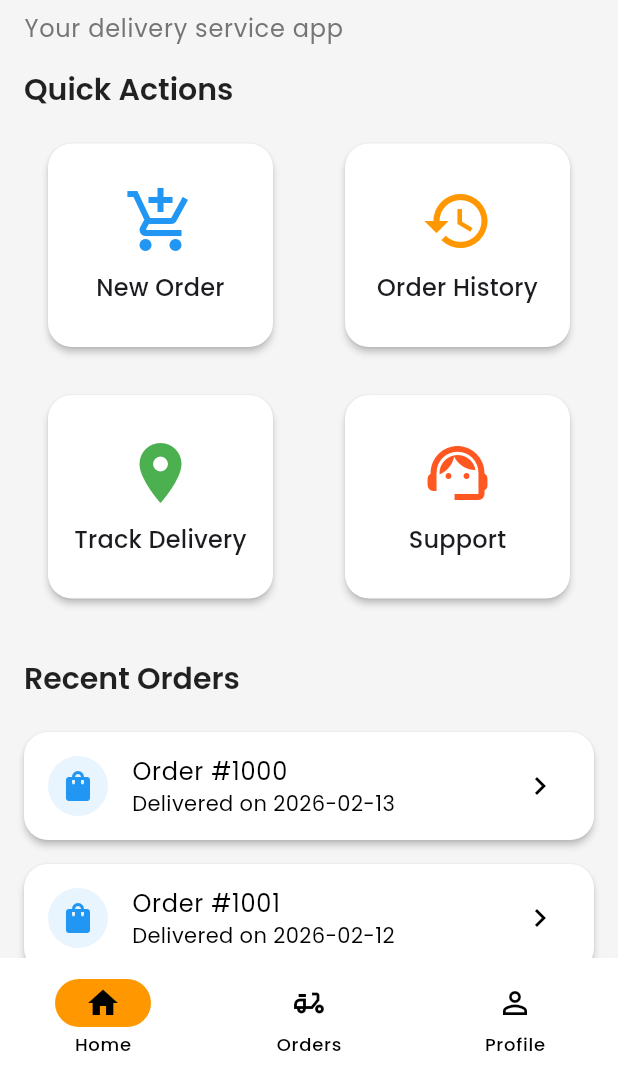
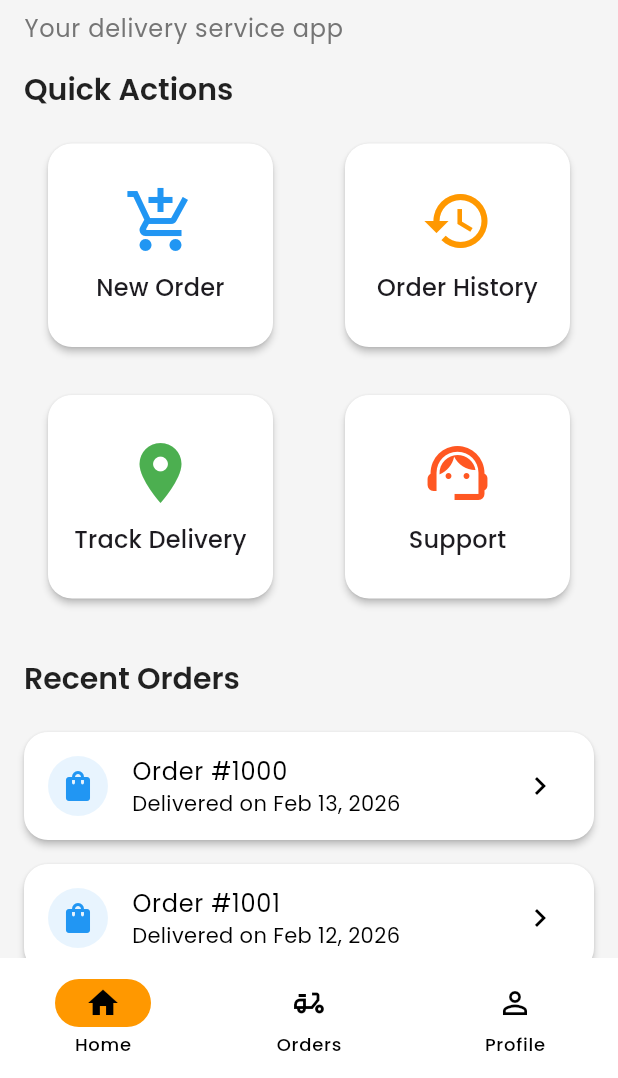
Before and after one commit to mahego/mapper-flutter, a Flutter app: the screen it shows after launch, on a phone screen of 412 x 824 dp, the part 158-1236 px from its top. Run offline on Flutter 3.47's test engine with Material 3 defaults, Android fonts, the phone set to English and light mode, and no system bars; our stand-ins replace go_router, google_fonts.

Commit message:
Fix date formatting using intl package
Co-authored-by: mahego <5732170+mahego@users.noreply.github.com>

```diff
--- a/lib/features/home/presentation/pages/home_page.dart
+++ b/lib/features/home/presentation/pages/home_page.dart
@@ -1,4 +1,5 @@
 import 'package:flutter/material.dart';
+import 'package:intl/intl.dart';
 
 class HomePage extends StatefulWidget {
   const HomePage({super.key});
@@ -157,7 +158,7 @@ class _HomeContent extends StatelessWidget {
                     ),
                   ),
                   title: Text('Order #${1000 + index}'),
-                  subtitle: Text('Delivered on ${DateTime.now().subtract(Duration(days: index)).toString().split(' ')[0]}'),
+                  subtitle: Text('Delivered on ${DateFormat.yMMMd().format(DateTime.now().subtract(Duration(days: index)))}'),
                   trailing: const Icon(Icons.chevron_right),
                   onTap: () {},
                 ),
```
Also changed, not shown: lib/features/orders/presentation/pages/orders_page.dart (+4 -4 lines).
